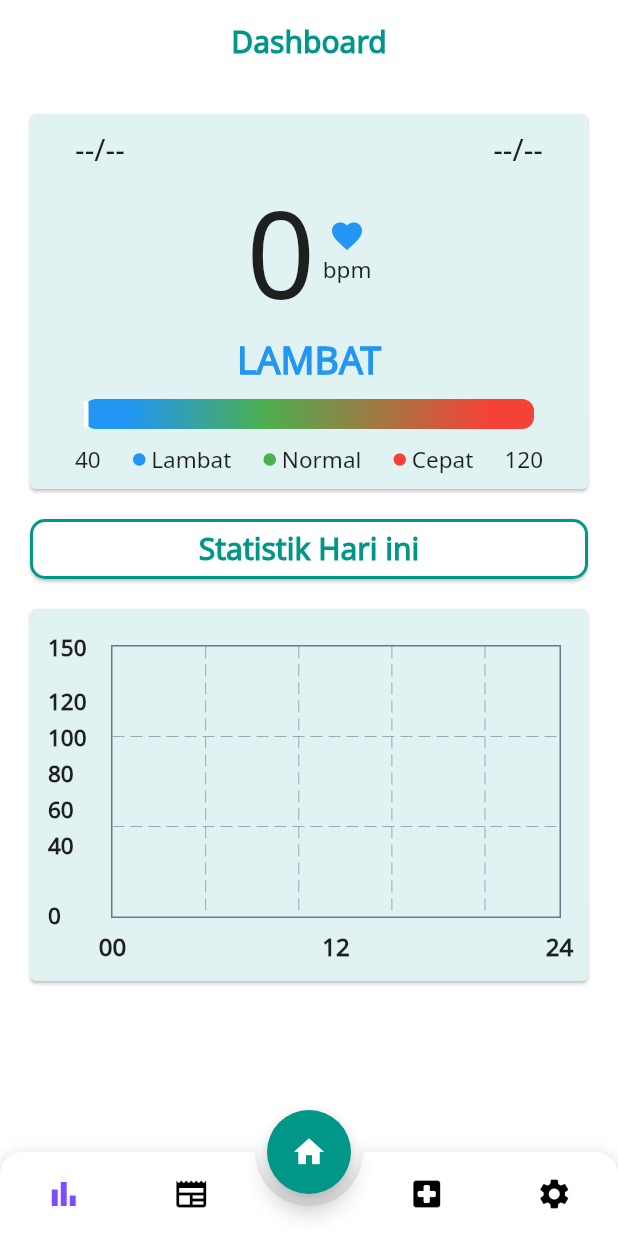
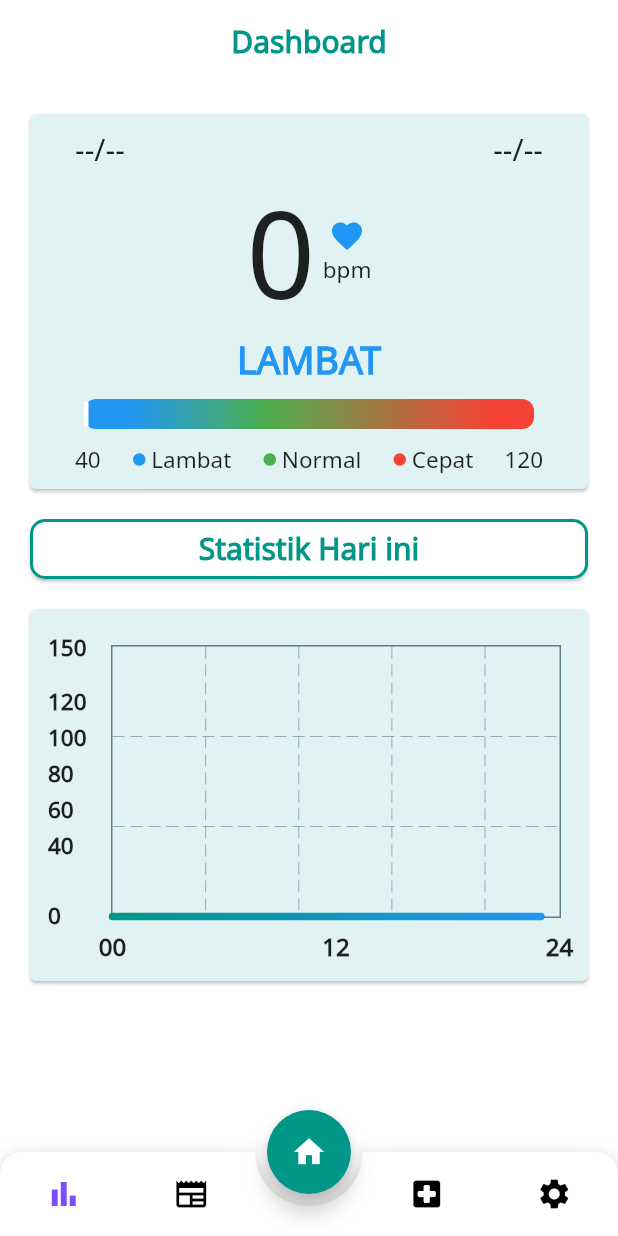
Before and after one commit to zubairi22/e_fever_care, a Flutter app: the HistoryPage screen opened by its route, after a tap on the "home" icon, on a phone screen of 412 x 824 dp. Run offline on Flutter 3.47's test engine with Material 2 defaults, Android fonts, the phone set to English and light mode, and no system bars; drawn by our look-alikes of animated_bottom_navigation_bar, fl_chart; our stand-ins replace blur, flutter_blue_plus, flutter_login, flutter_map, geolocator, get and 6 more; accounts and stored records are empty; statements that could not run were skipped.

Commit message:
fix : fl_chart

```diff
--- a/lib/controller/connect_page_controller.dart
+++ b/lib/controller/connect_page_controller.dart
@@ -29,6 +29,7 @@ class ConnectPageController extends GetxController {
                     'heartRate': valueOld,
                   });
                   postHeartRate(valueOld);
+                  saveHistoryToHive(valueOld);
                   valueOld = 1;
                 }
               } else {
--- a/lib/controller/history_page_controller.dart
+++ b/lib/controller/history_page_controller.dart
@@ -29,6 +29,7 @@ class HistoryPageController extends GetxController {
 
   @override
   Future<void> onInit() async {
+    dayHeartRateSpots.value = utilService.chartData(List.filled(24, 0.0));
     await getData();
     getHeartRateHistory(dateYesterday);
     super.onInit();
@@ -49,17 +50,17 @@ class HistoryPageController extends GetxController {
       if (response.statusCode == 200) {
         listData = response.body['vitalSign'];
         listKeys.value = listData.keys.toList().reversed.toList();
-        listLength.value = listData.keys.toList().length;
+        listLength.value = listData.keys.toList().length - 1;
       }
     });
   }
 
   Future<void> getHeartRateHistory(String historyDate) async {
-    if(listData.containsKey(dateYesterday)) {
+    if(listData.containsKey(historyDate)) {
       var heartRate = List.filled(24, 0.0);
       for (var i = 0; i < heartRate.length; i++) {
-        if(listData[dateYesterday].containsKey(i.toString())) {
-          heartRate[i] = listData[dateYesterday][i.toString()].toDouble();
+        if( listData[historyDate].containsKey(i.toString())) {
+          heartRate[i] = listData[historyDate][i.toString()].toDouble();
         }
       }
       dayHeartRateSpots.value = utilService.chartData(heartRate);
--- a/lib/controller/home_page_controller.dart
+++ b/lib/controller/home_page_controller.dart
@@ -10,14 +10,13 @@ class HomePageController extends GetxController {
   final UtilService utilService = UtilService();
   final date = ''.obs;
   final heartRate = 0.obs;
-  final todayHeartRate = <Map<dynamic, dynamic>>[].obs;
   final heartRateSpots = <FlSpot>[].obs;
   final isConnected = false.obs;
-  final deviceId = ''.obs;
   late StreamSubscription scanStream;
 
   @override
   void onInit() {
+    heartRateSpots.value = utilService.chartData(List.filled(24, 0.0));
     checkDevice();
     getHeartRate();
     super.onInit();
@@ -81,11 +80,10 @@ class HomePageController extends GetxController {
       if (Hive.isBoxOpen('heartRateHistory')) {
         var boxHistory = await Hive.openBox('heartRateHistory');
         populateData(box, boxHistory);
-        refresh();
+        update();
 
         box.watch().listen((e) {
           populateData(box, boxHistory);
-          refresh();
         });
       }
     }
--- a/lib/controller/hospital_page_controller.dart
+++ b/lib/controller/hospital_page_controller.dart
@@ -36,7 +36,7 @@ class HospitalPageController extends GetxController {
     }
     final connect = GetConnect();
     await connect.post(
-        'http://192.168.93.138:8000/api/hospital',
+        '${utilService.url}/api/hospital',
         {
           'latitude' : latitude.toString(),
           'longitude' : longitude.toString(),
--- a/lib/view/history/history_page.dart
+++ b/lib/view/history/history_page.dart
@@ -41,7 +41,7 @@ class HistoryPage extends GetView<HistoryPageController> {
                             icon: const Icon(Icons.navigate_before),
                             color: Colors.teal,
                             onPressed: () {
-                              if (controller.listLength.value > 1) {
+                              if (controller.listLength.value > 0) {
                                 controller.listLength.value--;
                                 controller.getHeartRateHistory(controller
                                     .listKeys[controller.listLength.value]);
@@ -51,19 +51,15 @@ class HistoryPage extends GetView<HistoryPageController> {
                           Text(
                               controller.listKeys.isNotEmpty
                                   ? controller
-                                      .listKeys[controller.listLength.value - 1]
-                                      .toString()
-                                      .substring(0, 10)
-                                  : controller.dateYesterday
-                                      .toString()
-                                      .substring(0, 10),
+                                      .listKeys[controller.listLength.value]
+                                  : controller.dateYesterday,
                               style: const TextStyle(
                                   fontSize: 20, fontWeight: FontWeight.w700)),
                           IconButton(
                             icon: const Icon(Icons.navigate_next),
                             color: Colors.teal,
                             onPressed: () {
-                              if (controller.listLength.value < controller.listKeys.length) {
+                              if (controller.listLength.value < controller.listKeys.length - 1) {
                                 controller.listLength.value++;
                                 controller.getHeartRateHistory(controller
                                     .listKeys[controller.listLength.value]);
@@ -73,7 +69,7 @@ class HistoryPage extends GetView<HistoryPageController> {
                         ],
                       ))),
             ),
-            Obx(() => Card(
+            Card(
               shape: RoundedRectangleBorder(
                   borderRadius: BorderRadius.circular(18.0)),
               color: Colors.teal.shade50,
@@ -89,13 +85,13 @@ class HistoryPage extends GetView<HistoryPageController> {
                         top: 24,
                         bottom: 12,
                       ),
-                          child: LineChart(
-                              lineData(controller.dayHeartRateSpots)),
+                      child: Obx(() => LineChart(
+                          lineData(controller.dayHeartRateSpots))),
                     ),
                   ),
                 ],
               ),
-                )),
+            ),
             Obx(() => Card(
                   shape: RoundedRectangleBorder(
                       borderRadius: BorderRadius.circular(18.0)),
--- a/lib/view/home_page.dart
+++ b/lib/view/home_page.dart
@@ -51,7 +51,7 @@ class HomePage extends GetView<HomePageController> {
                     ],
                   )),
             ),
-            Obx(() => Card(
+            Card(
               color: Colors.teal.shade50,
               margin: const EdgeInsets.all(20.0),
               child: AspectRatio(
@@ -63,11 +63,10 @@ class HomePage extends GetView<HomePageController> {
                     top: 24,
                     bottom: 12,
                   ),
-                      child:
-                          LineChart(lineData(controller.heartRateSpots)),
+                  child: Obx(() => LineChart(lineData(controller.heartRateSpots))),
                 ),
               ),
-                )),
+            ),
           ],
         ),
       ),
```
Lines whose indentation alone changed are shown as unchanged.
